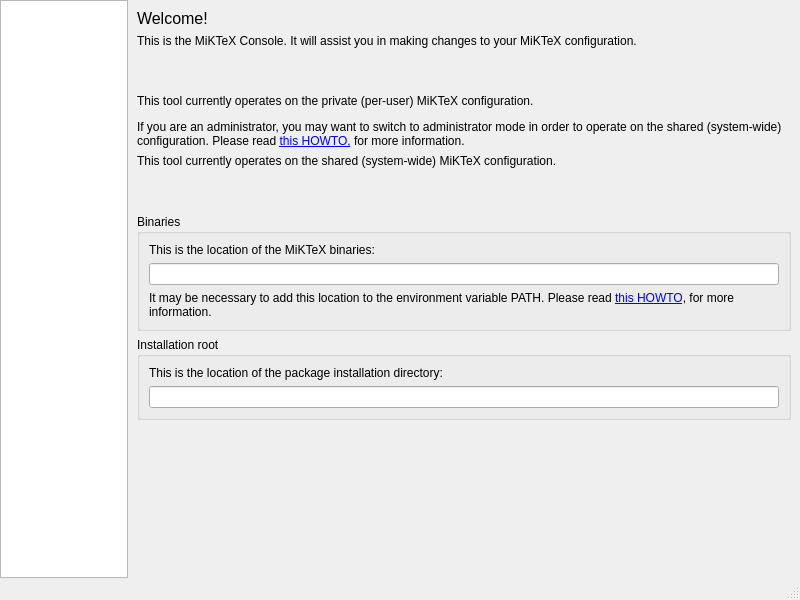
The window that Programs/MiKTeX/Console/Qt/mainwindow.ui (MiKTeX/miktex) describes before a commit, drawn with Qt 5.
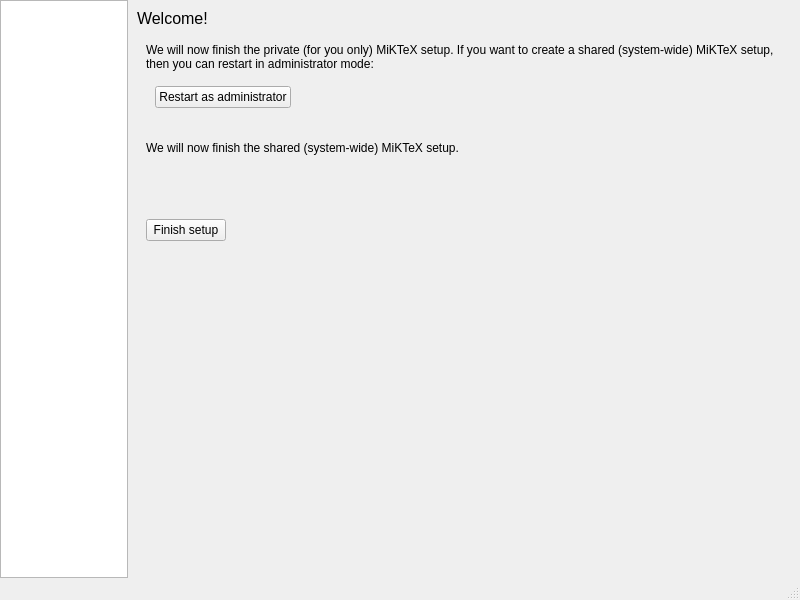
The same window after the commit.

Commit message: MiKTeX Console: setup

```diff
--- a/Programs/MiKTeX/Console/Qt/mainwindow.ui
+++ b/Programs/MiKTeX/Console/Qt/mainwindow.ui
@@ -41,7 +41,145 @@
      </widget>
     </item>
     <item>
-     <widget class="QStackedWidget" name="verticalStackedWidget">
+     <widget class="QStackedWidget" name="pages">
+      <property name="currentIndex">
+       <number>0</number>
+      </property>
+      <widget class="QWidget" name="setup">
+       <layout class="QVBoxLayout" name="verticalLayout_6">
+        <item>
+         <widget class="QLabel" name="label_7">
+          <property name="font">
+           <font>
+            <pointsize>12</pointsize>
+           </font>
+          </property>
+          <property name="text">
+           <string>Welcome!</string>
+          </property>
+          <property name="wordWrap">
+           <bool>true</bool>
+          </property>
+         </widget>
+        </item>
+        <item>
+         <widget class="QWidget" name="setupUserMode" native="true">
+          <property name="enabled">
+           <bool>true</bool>
+          </property>
+          <layout class="QVBoxLayout" name="verticalLayout_7">
+           <item>
+            <widget class="QLabel" name="label_8">
+             <property name="text">
+              <string>We will now finish the private (for you only) MiKTeX setup. If you want to create a shared (system-wide) MiKTeX setup, then you can restart in administrator mode:</string>
+             </property>
+             <property name="wordWrap">
+              <bool>true</bool>
+             </property>
+            </widget>
+           </item>
+           <item>
+            <widget class="QWidget" name="horizontalWidget" native="true">
+             <layout class="QHBoxLayout" name="horizontalLayout_3">
+              <item>
+               <widget class="QPushButton" name="buttonRestartAdmin">
+                <property name="text">
+                 <string>Restart as administrator</string>
+                </property>
+               </widget>
+              </item>
+              <item>
+               <spacer name="horizontalSpacer_2">
+                <property name="orientation">
+                 <enum>Qt::Horizontal</enum>
+                </property>
+                <property name="sizeHint" stdset="0">
+                 <size>
+                  <width>40</width>
+                  <height>20</height>
+                 </size>
+                </property>
+               </spacer>
+              </item>
+             </layout>
+            </widget>
+           </item>
+          </layout>
+         </widget>
+        </item>
+        <item>
+         <widget class="QWidget" name="setupAdminMode" native="true">
+          <layout class="QVBoxLayout" name="verticalLayout_8">
+           <item>
+            <widget class="QLabel" name="label_9">
+             <property name="text">
+              <string>We will now finish the shared (system-wide) MiKTeX setup.</string>
+             </property>
+             <property name="wordWrap">
+              <bool>true</bool>
+             </property>
+            </widget>
+           </item>
+          </layout>
+         </widget>
+        </item>
+        <item>
+         <spacer name="verticalSpacer_5">
+          <property name="orientation">
+           <enum>Qt::Vertical</enum>
+          </property>
+          <property name="sizeType">
+           <enum>QSizePolicy::Preferred</enum>
+          </property>
+          <property name="sizeHint" stdset="0">
+           <size>
+            <width>20</width>
+            <height>40</height>
+           </size>
+          </property>
+         </spacer>
+        </item>
+        <item>
+         <widget class="QWidget" name="horizontalWidget" native="true">
+          <layout class="QHBoxLayout" name="horizontalLayout_2">
+           <item>
+            <widget class="QPushButton" name="buttonFinishSetup">
+             <property name="text">
+              <string>Finish setup</string>
+             </property>
+            </widget>
+           </item>
+           <item>
+            <spacer name="horizontalSpacer">
+             <property name="orientation">
+              <enum>Qt::Horizontal</enum>
+             </property>
+             <property name="sizeHint" stdset="0">
+              <size>
+               <width>40</width>
+               <height>20</height>
+              </size>
+             </property>
+            </spacer>
+           </item>
+          </layout>
+         </widget>
+        </item>
+        <item>
+         <spacer name="verticalSpacer_4">
+          <property name="orientation">
+           <enum>Qt::Vertical</enum>
+          </property>
+          <property name="sizeHint" stdset="0">
+           <size>
+            <width>20</width>
+            <height>40</height>
+           </size>
+          </property>
+         </spacer>
+        </item>
+       </layout>
+      </widget>
       <widget class="QWidget" name="overview">
        <layout class="QVBoxLayout" name="verticalLayout">
         <item>
```
Left out of the diff: 5 changed lines with no effect on the pictures. The commit also changes 2 other files.
